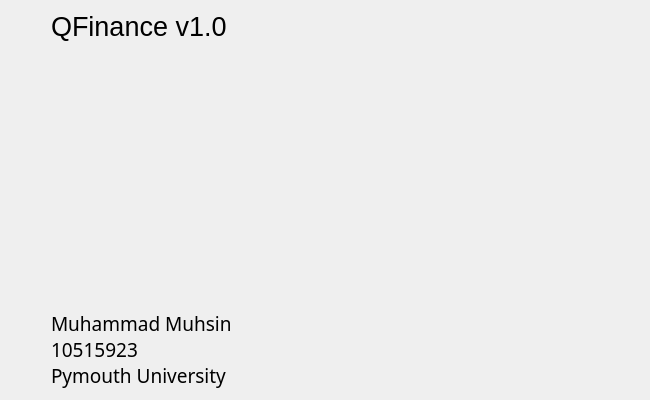
Qt form about.ui (m-muhsin/QFinance) before a commit.
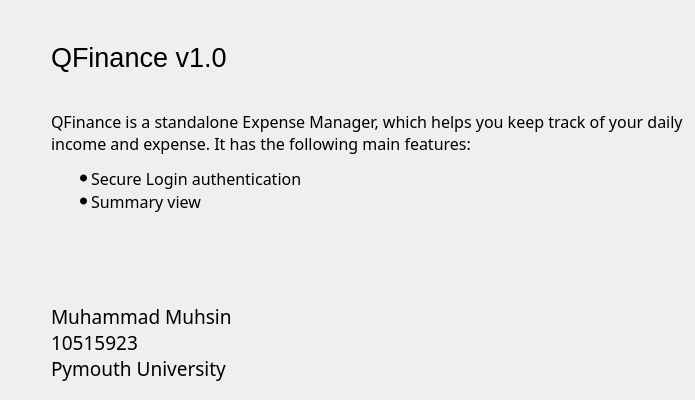
The same form after that commit.

Commit message: Added About Description, About Qt, Summary Total text color, tabExists method and implementation in mainwindow

```diff
--- a/about.ui
+++ b/about.ui
@@ -16,34 +16,8 @@
   <layout class="QGridLayout" name="gridLayout">
    <item row="0" column="0">
     <layout class="QGridLayout" name="gridLayout_2">
-     <item row="1" column="1">
-      <spacer name="verticalSpacer">
-       <property name="orientation">
-        <enum>Qt::Vertical</enum>
-       </property>
-       <property name="sizeHint" stdset="0">
-        <size>
-         <width>20</width>
-         <height>40</height>
-        </size>
-       </property>
-      </spacer>
-     </item>
-     <item row="0" column="1">
-      <widget class="QLabel" name="label">
-       <property name="font">
-        <font>
-         <family>Segoe UI</family>
-         <pointsize>20</pointsize>
-        </font>
-       </property>
-       <property name="text">
-        <string>QFinance v1.0</string>
-       </property>
-      </widget>
-     </item>
-     <item row="2" column="1">
-      <widget class="QLabel" name="label_2">
+     <item row="3" column="1">
+      <widget class="QLabel" name="lblCredits">
        <property name="font">
         <font>
          <family>Calibri Light</family>
@@ -57,7 +31,20 @@
        </property>
       </widget>
      </item>
-     <item row="1" column="0">
+     <item row="0" column="1">
+      <widget class="QLabel" name="lblHeading">
+       <property name="font">
+        <font>
+         <family>Segoe UI</family>
+         <pointsize>20</pointsize>
+        </font>
+       </property>
+       <property name="text">
+        <string>QFinance v1.0</string>
+       </property>
+      </widget>
+     </item>
+     <item row="2" column="0">
       <spacer name="horizontalSpacer">
        <property name="orientation">
         <enum>Qt::Horizontal</enum>
@@ -73,6 +60,22 @@
        </property>
       </spacer>
      </item>
+     <item row="1" column="1">
+      <widget class="QLabel" name="lblDescription">
+       <property name="font">
+        <font>
+         <family>Calibri Light</family>
+         <pointsize>12</pointsize>
+        </font>
+       </property>
+       <property name="text">
+        <string>&lt;html&gt;&lt;head/&gt;&lt;body&gt;&lt;p&gt;QFinance is a standalone Expense Manager, which helps you keep track of your daily &lt;br/&gt;income and expense. It has the following main features: &lt;/p&gt;&lt;ul style=&quot;margin-top: 0px; margin-bottom: 0px; margin-left: 0px; margin-right: 0px; -qt-list-indent: 1;&quot;&gt;&lt;li style=&quot; margin-top:12px; margin-bottom:0px; margin-left:0px; margin-right:0px; -qt-block-indent:0; text-indent:0px;&quot;&gt;Secure Login authentication&lt;/li&gt;&lt;li style=&quot; margin-top:0px; margin-bottom:0px; margin-left:0px; margin-right:0px; -qt-block-indent:0; text-indent:0px;&quot;&gt;Summary view&lt;/li&gt;&lt;/ul&gt;&lt;p&gt;&lt;br/&gt;&lt;/p&gt;&lt;/body&gt;&lt;/html&gt;</string>
+       </property>
+       <property name="textFormat">
+        <enum>Qt::RichText</enum>
+       </property>
+      </widget>
+     </item>
     </layout>
    </item>
   </layout>
```
The commit also changes 8 other files.
